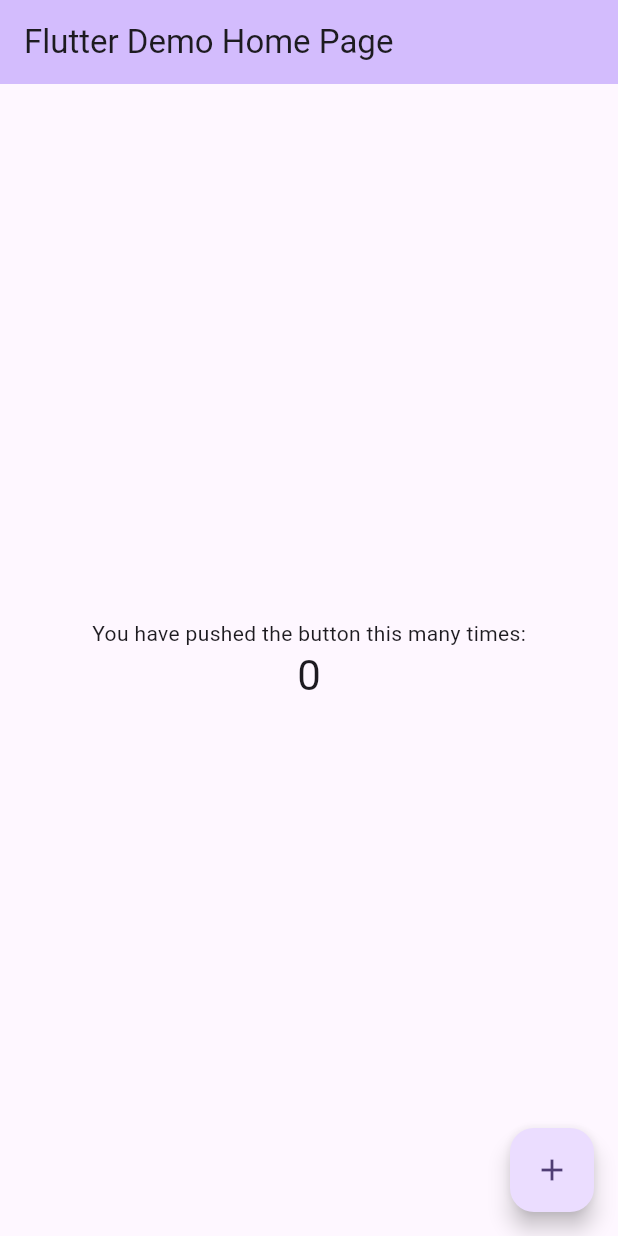
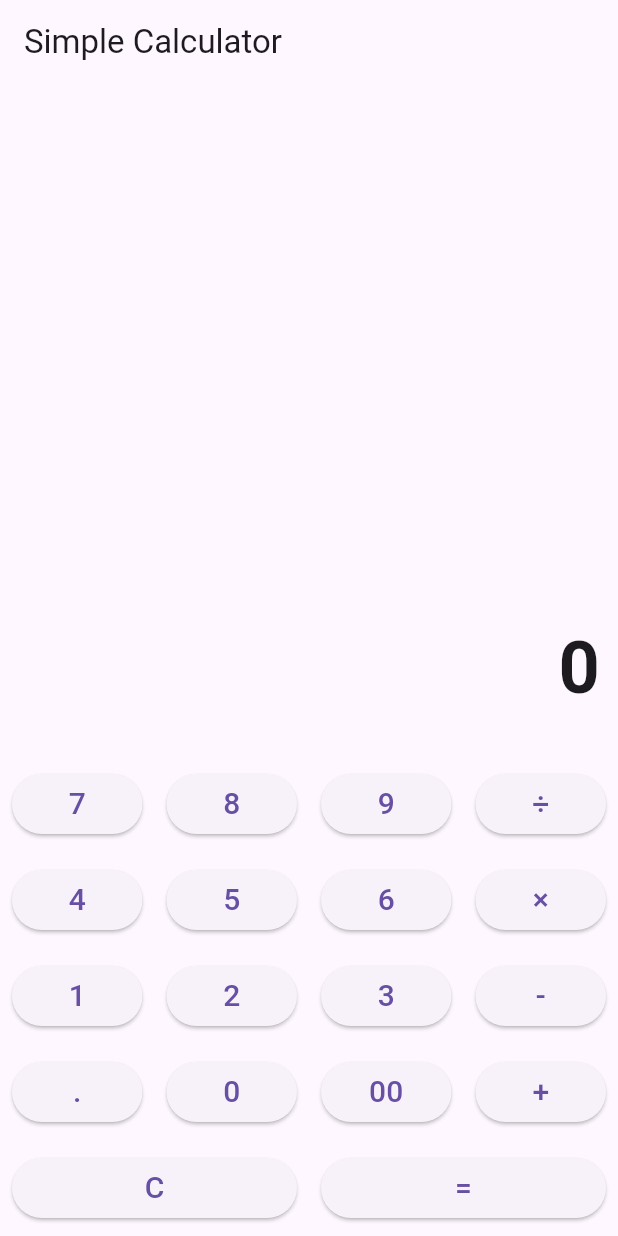
Before and after one commit to CharmThiekshanaPerera/calculator_app, a Flutter app: the screen it shows after launch, on a phone screen of 412 x 824 dp. Run offline on Flutter 3.47's test engine with Material 3 defaults, Android fonts, the phone set to English and light mode, and no system bars.

Commit message:
home page created

```diff
--- a/lib/main.dart
+++ b/lib/main.dart
@@ -1,125 +1,145 @@
 import 'package:flutter/material.dart';
 
-void main() {
-  runApp(const MyApp());
-}
+void main() => runApp(CalculatorApp());
 
-class MyApp extends StatelessWidget {
-  const MyApp({super.key});
-
-  // This widget is the root of your application.
+class CalculatorApp extends StatelessWidget {
   @override
   Widget build(BuildContext context) {
     return MaterialApp(
-      title: 'Flutter Demo',
+      title: 'Simple Calculator',
       theme: ThemeData(
-        // This is the theme of your application.
-        //
-        // TRY THIS: Try running your application with "flutter run". You'll see
-        // the application has a purple toolbar. Then, without quitting the app,
-        // try changing the seedColor in the colorScheme below to Colors.green
-        // and then invoke "hot reload" (save your changes or press the "hot
-        // reload" button in a Flutter-supported IDE, or press "r" if you used
-        // the command line to start the app).
-        //
-        // Notice that the counter didn't reset back to zero; the application
-        // state is not lost during the reload. To reset the state, use hot
-        // restart instead.
-        //
-        // This works for code too, not just values: Most code changes can be
-        // tested with just a hot reload.
-        colorScheme: ColorScheme.fromSeed(seedColor: Colors.deepPurple),
-        useMaterial3: true,
+        primarySwatch: Colors.blue,
       ),
-      home: const MyHomePage(title: 'Flutter Demo Home Page'),
+      home: CalculatorHomePage(),
     );
   }
 }
 
-class MyHomePage extends StatefulWidget {
-  const MyHomePage({super.key, required this.title});
-
-  // This widget is the home page of your application. It is stateful, meaning
-  // that it has a State object (defined below) that contains fields that affect
-  // how it looks.
-
-  // This class is the configuration for the state. It holds the values (in this
-  // case the title) provided by the parent (in this case the App widget) and
-  // used by the build method of the State. Fields in a Widget subclass are
-  // always marked "final".
-
-  final String title;
-
+class CalculatorHomePage extends StatefulWidget {
   @override
-  State<MyHomePage> createState() => _MyHomePageState();
+  _CalculatorHomePageState createState() => _CalculatorHomePageState();
 }
 
-class _MyHomePageState extends State<MyHomePage> {
-  int _counter = 0;
+class _CalculatorHomePageState extends State<CalculatorHomePage> {
+  String _output = "0";
+  String _input = "";
+  String _operator = "";
+  double _num1 = 0;
+  double _num2 = 0;
 
-  void _incrementCounter() {
-    setState(() {
-      // This call to setState tells the Flutter framework that something has
-      // changed in this State, which causes it to rerun the build method below
-      // so that the display can reflect the updated values. If we changed
-      // _counter without calling setState(), then the build method would not be
-      // called again, and so nothing would appear to happen.
-      _counter++;
-    });
+  void _buttonPressed(String buttonText) {
+    if (buttonText == "C") {
+      _input = "";
+      _output = "0";
+      _num1 = 0;
+      _num2 = 0;
+      _operator = "";
+    } else if (buttonText == "+" || buttonText == "-" || buttonText == "×" || buttonText == "÷") {
+      _num1 = double.parse(_input);
+      _operator = buttonText;
+      _input = "";
+    } else if (buttonText == "=") {
+      _num2 = double.parse(_input);
+
+      if (_operator == "+") {
+        _output = (_num1 + _num2).toString();
+      } else if (_operator == "-") {
+        _output = (_num1 - _num2).toString();
+      } else if (_operator == "×") {
+        _output = (_num1 * _num2).toString();
+      } else if (_operator == "÷") {
+        _output = (_num1 / _num2).toString();
+      }
+
+      _num1 = 0;
+      _num2 = 0;
+      _operator = "";
+      _input = _output;
+    } else {
+      _input += buttonText;
+      _output = _input;
+    }
+
+    setState(() {});
+  }
+
+  Widget _buildButton(String buttonText) {
+    return Expanded(
+      child: Padding(
+        padding: const EdgeInsets.all(8.0),
+        child: ElevatedButton(
+          child: Text(
+            buttonText,
+            style: TextStyle(fontSize: 20.0),
+          ),
+          onPressed: () => _buttonPressed(buttonText),
+        ),
+      ),
+    );
   }
 
   @override
   Widget build(BuildContext context) {
-    // This method is rerun every time setState is called, for instance as done
-    // by the _incrementCounter method above.
-    //
-    // The Flutter framework has been optimized to make rerunning build methods
-    // fast, so that you can just rebuild anything that needs updating rather
-    // than having to individually change instances of widgets.
     return Scaffold(
       appBar: AppBar(
-        // TRY THIS: Try changing the color here to a specific color (to
-        // Colors.amber, perhaps?) and trigger a hot reload to see the AppBar
-        // change color while the other colors stay the same.
-        backgroundColor: Theme.of(context).colorScheme.inversePrimary,
-        // Here we take the value from the MyHomePage object that was created by
-        // the App.build method, and use it to set our appbar title.
-        title: Text(widget.title),
+        title: Text('Simple Calculator'),
       ),
-      body: Center(
-        // Center is a layout widget. It takes a single child and positions it
-        // in the middle of the parent.
-        child: Column(
-          // Column is also a layout widget. It takes a list of children and
-          // arranges them vertically. By default, it sizes itself to fit its
-          // children horizontally, and tries to be as tall as its parent.
-          //
-          // Column has various properties to control how it sizes itself and
-          // how it positions its children. Here we use mainAxisAlignment to
-          // center the children vertically; the main axis here is the vertical
-          // axis because Columns are vertical (the cross axis would be
-          // horizontal).
-          //
-          // TRY THIS: Invoke "debug painting" (choose the "Toggle Debug Paint"
-          // action in the IDE, or press "p" in the console), to see the
-          // wireframe for each widget.
-          mainAxisAlignment: MainAxisAlignment.center,
-          children: <Widget>[
-            const Text(
-              'You have pushed the button this many times:',
+      body: Column(
+        children: <Widget>[
+          Expanded(
+            child: Container(
+              alignment: Alignment.bottomRight,
+              padding: EdgeInsets.symmetric(vertical: 24.0, horizontal: 12.0),
+              child: Text(
+                _output,
+                style: TextStyle(fontSize: 48.0, fontWeight: FontWeight.bold),
+              ),
             ),
-            Text(
-              '$_counter',
-              style: Theme.of(context).textTheme.headlineMedium,
-            ),
-          ],
-        ),
+          ),
+          Column(
+            children: <Widget>[
+              Row(
+                children: <Widget>[
+                  _buildButton("7"),
+                  _buildButton("8"),
+                  _buildButton("9"),
+                  _buildButton("÷"),
+                ],
+              ),
+              Row(
+                children: <Widget>[
+                  _buildButton("4"),
+                  _buildButton("5"),
+                  _buildButton("6"),
+                  _buildButton("×"),
+                ],
+              ),
+              Row(
+                children: <Widget>[
+                  _buildButton("1"),
+                  _buildButton("2"),
+                  _buildButton("3"),
+                  _buildButton("-"),
+                ],
+              ),
+              Row(
+                children: <Widget>[
+                  _buildButton("."),
+                  _buildButton("0"),
+                  _buildButton("00"),
+                  _buildButton("+"),
+                ],
+              ),
+              Row(
+                children: <Widget>[
+                  _buildButton("C"),
+                  _buildButton("="),
+                ],
+              ),
+            ],
+          )
+        ],
       ),
-      floatingActionButton: FloatingActionButton(
-        onPressed: _incrementCounter,
-        tooltip: 'Increment',
-        child: const Icon(Icons.add),
-      ), // This trailing comma makes auto-formatting nicer for build methods.
     );
   }
 }
```
